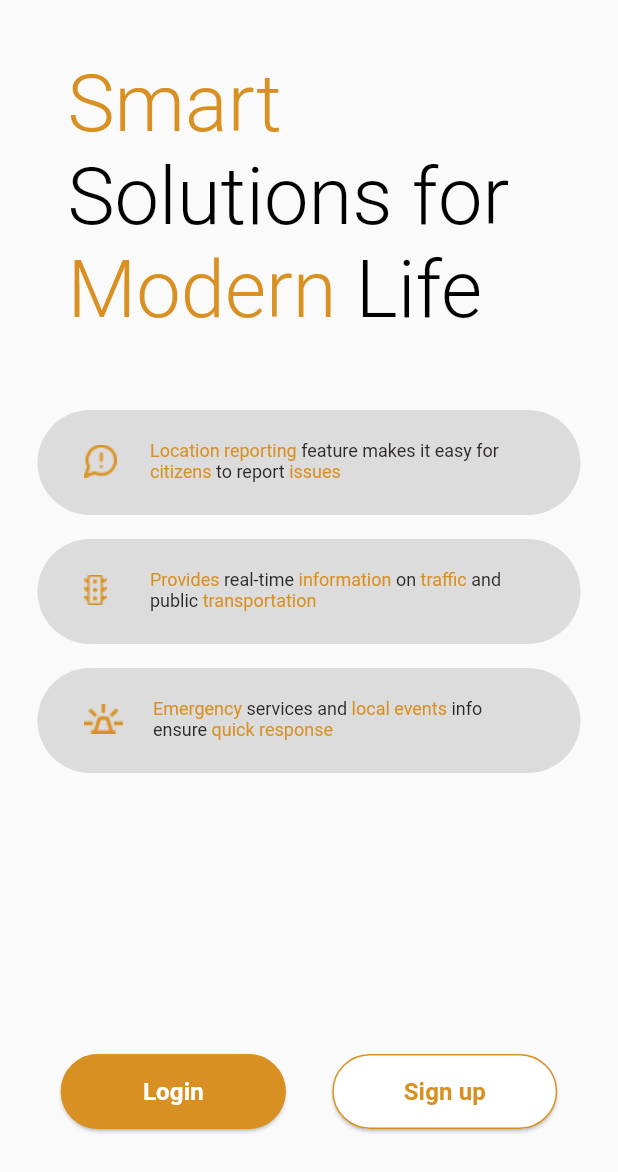
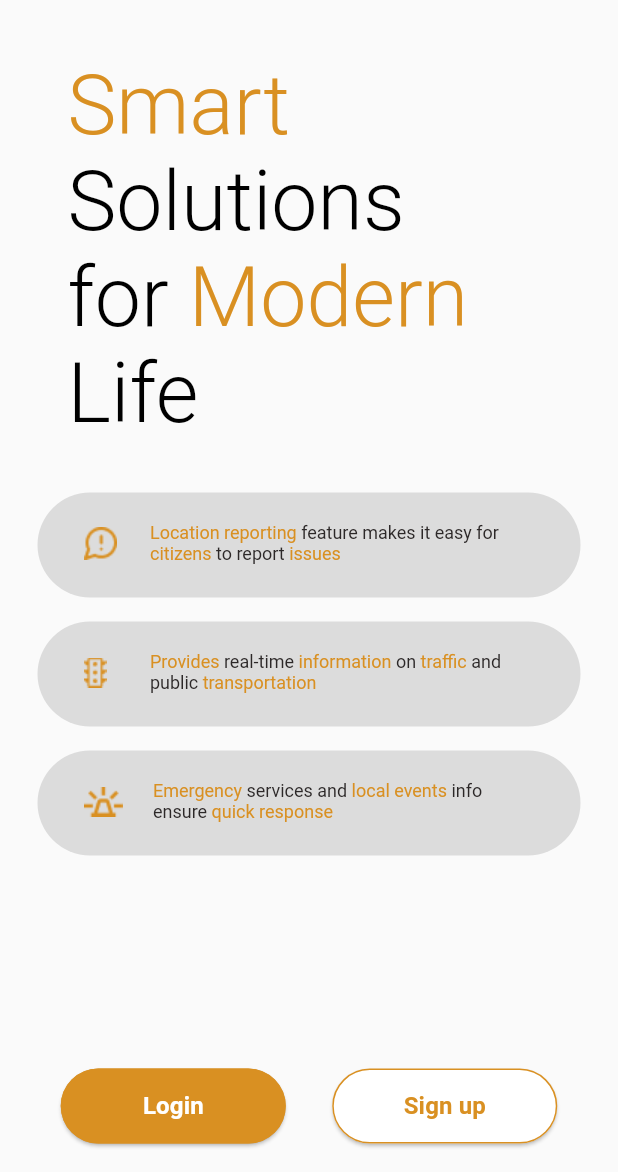
Before and after one commit to Versa-Morph/mobile-jakarta-smart, a Flutter app: the screen it shows after launch, on a phone screen of 412 x 824 dp, the part 64-1236 px from its top. Run offline on Flutter 3.47's test engine with Material 3 defaults, Android fonts, the light colour scheme and no system bars; our stand-ins replace equatable, flutter_bloc, geocoding, geolocator, google_maps_flutter, shared_preferences and 2 more; missing offline and left inert: flutter_polyline_points, pulsator.

Commit message:
update: typewriter text to 4 line

```diff
--- a/lib/views/welcome/welcome_page.dart
+++ b/lib/views/welcome/welcome_page.dart
@@ -18,12 +18,13 @@ class WelcomePage extends StatelessWidget {
             children: [
               // Header Text
               Container(
+                alignment: Alignment.topLeft,
                 padding: const EdgeInsets.symmetric(horizontal: 20),
-                height: 190,
+                height: 260,
                 child: const TypewriterText(),
               ),
 
-              const SizedBox(height: 45),
+              const SizedBox(height: 30),
 
               // Content feature 1
               const ContentFeature(
@@ -116,8 +117,7 @@ class WelcomePage extends StatelessWidget {
                 ],
               ),
 
-              SizedBox(height: MediaQuery.of(context).size.height / 4.4),
-              // SizedBox(height: 60),
+              SizedBox(height: MediaQuery.of(context).size.height / 5.8),
 
               // SignIn/Up Button
               Row(
--- a/lib/views/welcome/widgets/typewriter_text.dart
+++ b/lib/views/welcome/widgets/typewriter_text.dart
@@ -14,13 +14,13 @@ class _TypewriterTextState extends State<TypewriterText> {
       text: const TextSpan(
         children: [
           TextSpan(
-            text: 'Smart ',
+            text: 'Smart\n',
             style: TextStyle(
               color: Color(0xffD99022),
             ),
           ),
           TextSpan(
-            text: 'every ',
+            text: 'every\n',
           ),
           TextSpan(
             text: 'Step ',
@@ -28,7 +28,7 @@ class _TypewriterTextState extends State<TypewriterText> {
               color: Color(0xffD99022),
             ),
           ),
-          TextSpan(text: 'of the way')
+          TextSpan(text: 'of \nthe way')
         ],
       ),
     ),
@@ -36,16 +36,16 @@ class _TypewriterTextState extends State<TypewriterText> {
       text: const TextSpan(
         children: [
           TextSpan(
-            text: 'Smart ',
+            text: 'Smart\n',
             style: TextStyle(
               color: Color(0xffD99022),
             ),
           ),
           TextSpan(
-            text: 'Solutions for ',
+            text: 'Solutions\nfor ',
           ),
           TextSpan(
-            text: 'Modern ',
+            text: 'Modern\n',
             style: TextStyle(
               color: Color(0xffD99022),
             ),
@@ -58,16 +58,16 @@ class _TypewriterTextState extends State<TypewriterText> {
       text: const TextSpan(
         children: [
           TextSpan(
-            text: 'Discover ',
+            text: 'Discover\n',
             style: TextStyle(
               color: Color(0xffD99022),
             ),
           ),
           TextSpan(
-            text: 'and ',
+            text: 'and\n',
           ),
           TextSpan(
-            text: 'Navigate ',
+            text: 'Navigate\n',
             style: TextStyle(
               color: Color(0xffD99022),
             ),
@@ -163,7 +163,7 @@ class _TypewriterTextState extends State<TypewriterText> {
       children: spanList,
       //! Edit this to style the whole text span
       style: TextStyle(
-        fontSize: 53,
+        fontSize: 55,
         fontWeight: FontWeight.w300,
         color: Theme.of(context).brightness == Brightness.dark
             ? Colors.white
```
